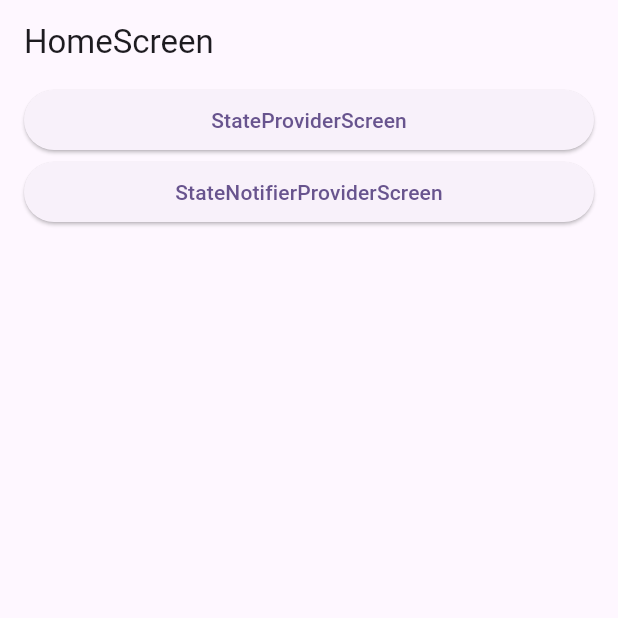
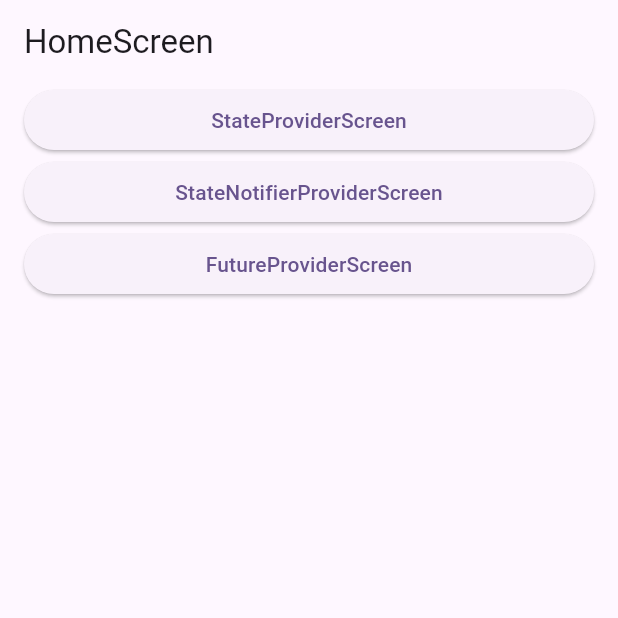
Before and after one commit to CHOIGOYO/rpod, a Flutter app: the screen it shows after launch, on a phone screen of 412 x 824 dp, the top half of it. Run offline on Flutter 3.47's test engine with Material 3 defaults, Android fonts, the phone set to English and light mode, and no system bars; our stand-ins replace flutter_riverpod.

Commit message:
file 이름 수정 FutureProvider sample

```diff
--- /dev/null
+++ b/lib/riverpod/future_provider.dart
@@ -0,0 +1,6 @@
+import 'package:flutter_riverpod/flutter_riverpod.dart';
+
+final multiplesFutureProvider = FutureProvider<List<int>>((ref) async {
+  await Future.delayed(const Duration(seconds: 2));
+  return [1, 2, 3, 4, 5, 6, 7, 8, 9, 10];
+});
--- a/lib/screen/home_screen.dart
+++ b/lib/screen/home_screen.dart
@@ -1,5 +1,6 @@
 import 'package:flutter/material.dart';
 import 'package:rpod/layout/default_layout.dart';
+import 'package:rpod/screen/future_provider_screen.dart';
 import 'package:rpod/screen/state_notifier_provider_screen.dart';
 import 'package:rpod/screen/state_provider_screen.dart';
 
@@ -28,7 +29,13 @@ class _HomeScreenState extends State<HomeScreen> {
                 Navigator.of(context).push(MaterialPageRoute(
                     builder: (_) => const StateNotifierProviderScreen()));
               },
-              child: const Text('StateNotifierProviderScreen'))
+              child: const Text('StateNotifierProviderScreen')),
+          ElevatedButton(
+              onPressed: () {
+                Navigator.of(context).push(MaterialPageRoute(
+                    builder: (_) => const FutureProviderScreen()));
+              },
+              child: const Text('FutureProviderScreen'))
         ],
       ),
     );
--- a/lib/screen/state_notifier_provider_screen.dart
+++ b/lib/screen/state_notifier_provider_screen.dart
@@ -1,7 +1,7 @@
 import 'package:flutter/material.dart';
 import 'package:flutter_riverpod/flutter_riverpod.dart';
 import 'package:rpod/layout/default_layout.dart';
-import 'package:rpod/riverpod/state_notifier_notifier.dart';
+import 'package:rpod/riverpod/state_notifier_notifier_provider.dart';
 
 class StateNotifierProviderScreen extends ConsumerWidget {
   const StateNotifierProviderScreen({super.key});
--- a/lib/screen/state_provider_screen.dart
+++ b/lib/screen/state_provider_screen.dart
@@ -1,7 +1,7 @@
 import 'package:flutter/material.dart';
 import 'package:flutter_riverpod/flutter_riverpod.dart';
 import 'package:rpod/layout/default_layout.dart';
-import 'package:rpod/riverpod/state_provider_screen.dart';
+import 'package:rpod/riverpod/state_provider.dart';
 
 class StateProviderScreen extends ConsumerWidget {
   const StateProviderScreen({super.key});
```
Also changed, not shown: lib/screen/future_provider_screen.dart (added, +32 -0 lines), lib/riverpod/state_notifier_notifier_provider.dart (renamed from lib/riverpod/state_notifier_notifier.dart), lib/riverpod/state_provider.dart (renamed from lib/riverpod/state_provider_screen.dart).
